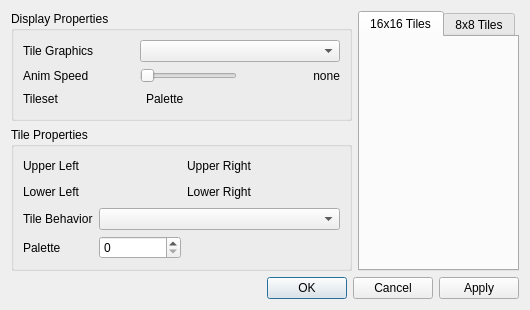
Before: the Qt Designer form src/tileseteditwindow.ui in devinacker/kale, drawn with Qt 5.
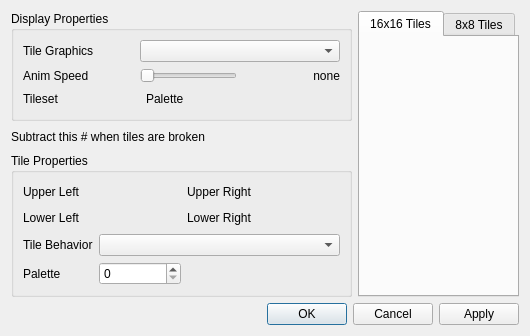
After: the same form once the commit is applied.

What changed in the file:
```diff
--- a/src/tileseteditwindow.ui
+++ b/src/tileseteditwindow.ui
@@ -6,8 +6,8 @@
    <rect>
     <x>0</x>
     <y>0</y>
-    <width>483</width>
-    <height>291</height>
+    <width>552</width>
+    <height>310</height>
    </rect>
   </property>
   <property name="sizePolicy">
@@ -26,7 +26,7 @@
    <property name="sizeConstraint">
     <enum>QLayout::SetFixedSize</enum>
    </property>
-   <item row="3" column="0" colspan="2">
+   <item row="4" column="0" colspan="4">
     <widget class="QDialogButtonBox" name="buttonBox">
      <property name="sizePolicy">
       <sizepolicy hsizetype="MinimumExpanding" vsizetype="Fixed">
@@ -42,7 +42,33 @@
      </property>
     </widget>
    </item>
-   <item row="1" column="0">
+   <item row="2" column="0">
+    <widget class="QLabel" name="label">
+     <property name="text">
+      <string>Subtract this # when tiles are broken</string>
+     </property>
+    </widget>
+   </item>
+   <item row="1" column="3" rowspan="3">
+    <widget class="QTabWidget" name="tabWidget">
+     <property name="currentIndex">
+      <number>0</number>
+     </property>
+     <widget class="QWidget" name="tab_tile16">
+      <attribute name="title">
+       <string>16x16 Tiles</string>
+      </attribute>
+      <layout class="QGridLayout" name="tile16Layout"/>
+     </widget>
+     <widget class="QWidget" name="tab_tile8">
+      <attribute name="title">
+       <string>8x8 Tiles</string>
+      </attribute>
+      <layout class="QGridLayout" name="tile8Layout"/>
+     </widget>
+    </widget>
+   </item>
+   <item row="1" column="0" colspan="3">
     <widget class="QGroupBox" name="groupBox_Display">
      <property name="sizePolicy">
       <sizepolicy hsizetype="MinimumExpanding" vsizetype="MinimumExpanding">
@@ -207,7 +233,20 @@
      </layout>
     </widget>
    </item>
-   <item row="2" column="0">
+   <item row="2" column="2">
+    <spacer name="horizontalSpacer_7">
+     <property name="orientation">
+      <enum>Qt::Horizontal</enum>
+     </property>
+     <property name="sizeHint" stdset="0">
+      <size>
+       <width>40</width>
+       <height>20</height>
+      </size>
+     </property>
+    </spacer>
+   </item>
+   <item row="3" column="0" colspan="3">
     <widget class="QGroupBox" name="groupBox_Tile">
      <property name="sizePolicy">
       <sizepolicy hsizetype="Preferred" vsizetype="MinimumExpanding">
@@ -326,24 +365,18 @@
      </layout>
     </widget>
    </item>
-   <item row="1" column="1" rowspan="2">
-    <widget class="QTabWidget" name="tabWidget">
-     <property name="currentIndex">
-      <number>0</number>
+   <item row="2" column="1">
+    <spacer name="horizontalSpacer_8">
+     <property name="orientation">
+      <enum>Qt::Horizontal</enum>
      </property>
-     <widget class="QWidget" name="tab_tile16">
-      <attribute name="title">
-       <string>16x16 Tiles</string>
-      </attribute>
-      <layout class="QGridLayout" name="tile16Layout"/>
-     </widget>
-     <widget class="QWidget" name="tab_tile8">
-      <attribute name="title">
-       <string>8x8 Tiles</string>
-      </attribute>
-      <layout class="QGridLayout" name="tile8Layout"/>
-     </widget>
-    </widget>
+     <property name="sizeHint" stdset="0">
+      <size>
+       <width>40</width>
+       <height>20</height>
+      </size>
+     </property>
+    </spacer>
    </item>
   </layout>
  </widget>
```
